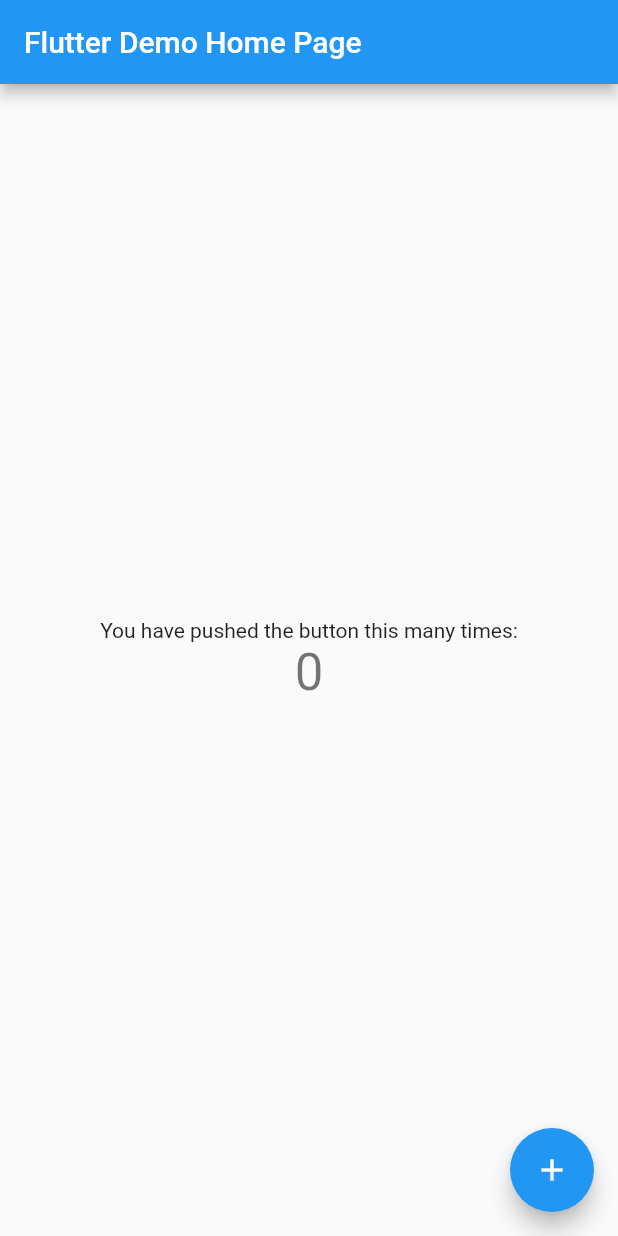
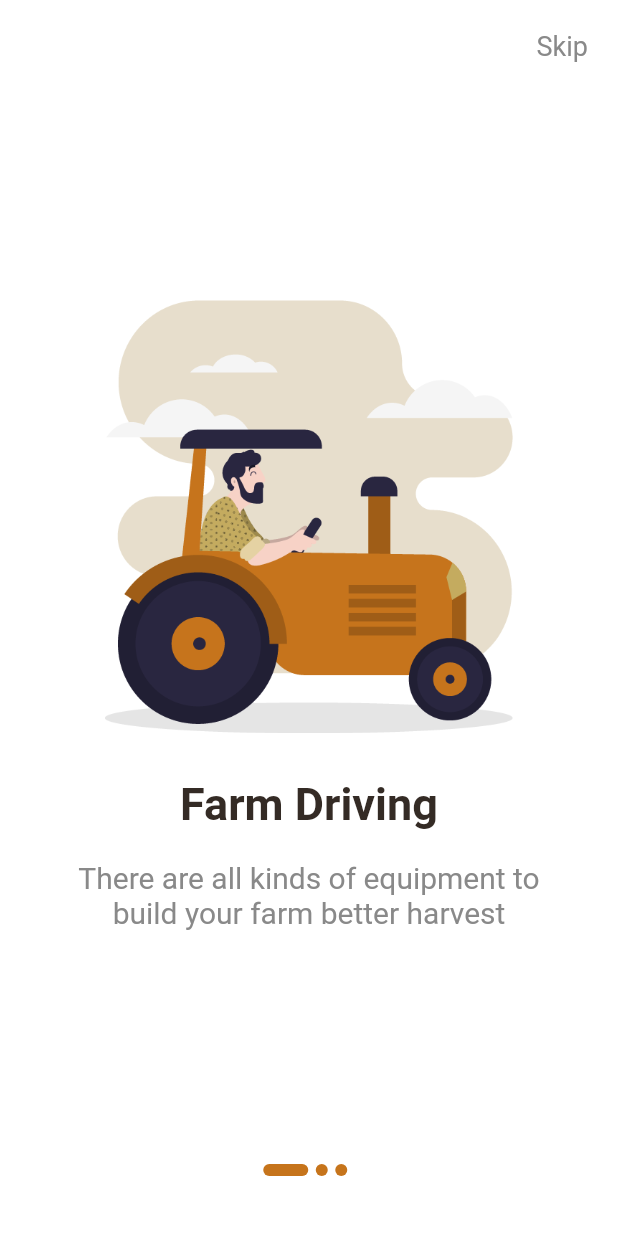
Before and after one commit to afgprogrammer/Flutter-App-Intro-With-Indicator, a Flutter app: the screen it shows after launch, on a phone screen of 412 x 824 dp. Run offline on Flutter 3.47's test engine with Material 2 defaults, Android fonts, the phone set to English and light mode, and no system bars.

Commit message:
Make whole app design

```diff
--- a/lib/main.dart
+++ b/lib/main.dart
@@ -1,111 +1,162 @@
+import 'package:app_intro_day21/helpers/ColorsSys.dart';
+import 'package:app_intro_day21/helpers/Strings.dart';
 import 'package:flutter/material.dart';
+import 'package:flutter/widgets.dart';
 
-void main() => runApp(MyApp());
-
-class MyApp extends StatelessWidget {
-  // This widget is the root of your application.
-  @override
-  Widget build(BuildContext context) {
-    return MaterialApp(
-      title: 'Flutter Demo',
-      theme: ThemeData(
-        // This is the theme of your application.
-        //
-        // Try running your application with "flutter run". You'll see the
-        // application has a blue toolbar. Then, without quitting the app, try
-        // changing the primarySwatch below to Colors.green and then invoke
-        // "hot reload" (press "r" in the console where you ran "flutter run",
-        // or simply save your changes to "hot reload" in a Flutter IDE).
-        // Notice that the counter didn't reset back to zero; the application
-        // is not restarted.
-        primarySwatch: Colors.blue,
-      ),
-      home: MyHomePage(title: 'Flutter Demo Home Page'),
-    );
-  }
+void main() {
+  runApp(MaterialApp(
+    debugShowCheckedModeBanner: false,
+    home: HomePage(),
+  ));
 }
 
-class MyHomePage extends StatefulWidget {
-  MyHomePage({Key key, this.title}) : super(key: key);
+class HomePage extends StatefulWidget {
+  @override
+  _HomePageState createState() => _HomePageState();
+}
 
-  // This widget is the home page of your application. It is stateful, meaning
-  // that it has a State object (defined below) that contains fields that affect
-  // how it looks.
-
-  // This class is the configuration for the state. It holds the values (in this
-  // case the title) provided by the parent (in this case the App widget) and
-  // used by the build method of the State. Fields in a Widget subclass are
-  // always marked "final".
-
-  final String title;
+class _HomePageState extends State<HomePage> {
+  PageController _pageController;
+  int currentIndex = 0;
 
   @override
-  _MyHomePageState createState() => _MyHomePageState();
-}
+  void initState() {
+    _pageController = PageController(
+      initialPage: 0
+    );
+    super.initState();
+  }
 
-class _MyHomePageState extends State<MyHomePage> {
-  int _counter = 0;
-
-  void _incrementCounter() {
-    setState(() {
-      // This call to setState tells the Flutter framework that something has
-      // changed in this State, which causes it to rerun the build method below
-      // so that the display can reflect the updated values. If we changed
-      // _counter without calling setState(), then the build method would not be
-      // called again, and so nothing would appear to happen.
-      _counter++;
-    });
+  @override
+  void dispose() {
+    _pageController.dispose();
+    super.dispose();
   }
 
   @override
   Widget build(BuildContext context) {
-    // This method is rerun every time setState is called, for instance as done
-    // by the _incrementCounter method above.
-    //
-    // The Flutter framework has been optimized to make rerunning build methods
-    // fast, so that you can just rebuild anything that needs updating rather
-    // than having to individually change instances of widgets.
     return Scaffold(
+      backgroundColor: Colors.white,
       appBar: AppBar(
-        // Here we take the value from the MyHomePage object that was created by
-        // the App.build method, and use it to set our appbar title.
-        title: Text(widget.title),
+        elevation: 0,
+        backgroundColor: Colors.white,
+        actions: <Widget>[
+          Padding(
+            padding: EdgeInsets.only(right: 20, top: 20),
+            child: Text('Skip', style: TextStyle(
+              color: ColorSys.gray,
+              fontSize: 18,
+              fontWeight: FontWeight.w400
+            ),),
+          )
+        ],
       ),
-      body: Center(
-        // Center is a layout widget. It takes a single child and positions it
-        // in the middle of the parent.
-        child: Column(
-          // Column is also a layout widget. It takes a list of children and
-          // arranges them vertically. By default, it sizes itself to fit its
-          // children horizontally, and tries to be as tall as its parent.
-          //
-          // Invoke "debug painting" (press "p" in the console, choose the
-          // "Toggle Debug Paint" action from the Flutter Inspector in Android
-          // Studio, or the "Toggle Debug Paint" command in Visual Studio Code)
-          // to see the wireframe for each widget.
-          //
-          // Column has various properties to control how it sizes itself and
-          // how it positions its children. Here we use mainAxisAlignment to
-          // center the children vertically; the main axis here is the vertical
-          // axis because Columns are vertical (the cross axis would be
-          // horizontal).
-          mainAxisAlignment: MainAxisAlignment.center,
-          children: <Widget>[
-            Text(
-              'You have pushed the button this many times:',
+      body: Stack(
+        alignment: Alignment.bottomCenter,
+        children: <Widget>[
+          PageView(
+            onPageChanged: (int page) {
+              setState(() {
+                currentIndex = page;
+              });
+            },
+            controller: _pageController,
+            children: <Widget>[
+              makePage(
+                image: 'assets/images/step-one.png',
+                title: Strings.stepOneTitle,
+                content: Strings.stepOneContent
+              ),
+              makePage(
+                reverse: true,
+                image: 'assets/images/step-two.png',
+                title: Strings.stepTwoTitle,
+                content: Strings.stepTwoContent
+              ),
+              makePage(
+                image: 'assets/images/step-three.png',
+                title: Strings.stepThreeTitle,
+                content: Strings.stepThreeContent
+              ),
+            ],
+          ),
+          Container(
+            margin: EdgeInsets.only(bottom: 40),
+            child: Row(
+              mainAxisAlignment: MainAxisAlignment.center,
+              children: _buildIndicator(),
             ),
-            Text(
-              '$_counter',
-              style: Theme.of(context).textTheme.display1,
-            ),
-          ],
-        ),
+          )
+        ],
       ),
-      floatingActionButton: FloatingActionButton(
-        onPressed: _incrementCounter,
-        tooltip: 'Increment',
-        child: Icon(Icons.add),
-      ), // This trailing comma makes auto-formatting nicer for build methods.
     );
   }
+
+  Widget makePage({image, title, content, reverse = false}) {
+    return Container(
+      padding: EdgeInsets.only(left: 50, right: 50, bottom: 60),
+      child: Column(
+        mainAxisAlignment: MainAxisAlignment.center,
+        children: <Widget>[
+          !reverse ?
+          Column(
+            children: <Widget>[
+              Padding(
+                padding: EdgeInsets.symmetric(horizontal: 20),
+                child: Image.asset(image),
+              ),
+              SizedBox(height: 30,),
+            ],
+          ) : SizedBox(),
+          Text(title, style: TextStyle(
+            color: ColorSys.primary,
+            fontSize: 30,
+            fontWeight: FontWeight.bold
+          ),),
+          SizedBox(height: 20,),
+          Text(content, textAlign: TextAlign.center, style: TextStyle(
+            color: ColorSys.gray,
+            fontSize: 20,
+            fontWeight: FontWeight.w400
+          ),),
+          reverse ?
+          Column(
+            children: <Widget>[
+              SizedBox(height: 30,),
+              Padding(
+                padding: EdgeInsets.symmetric(horizontal: 20),
+                child: Image.asset(image),
+              ),
+            ],
+          ) : SizedBox(),
+        ],
+      ),
+    );
+  }
+
+  Widget _indicator(bool isActive) {
+    return AnimatedContainer(
+      duration: Duration(milliseconds: 300),
+      height: 8,
+      width: isActive ? 30 : 8,
+      margin: EdgeInsets.only(right: 5),
+      decoration: BoxDecoration(
+        color: ColorSys.secoundry,
+        borderRadius: BorderRadius.circular(5)
+      ),
+    );
+  }
+
+  List<Widget> _buildIndicator() {
+    List<Widget> indicators = [];
+    for (int i = 0; i<3; i++) {
+      if (currentIndex == i) {
+        indicators.add(_indicator(true));
+      } else {
+        indicators.add(_indicator(false));
+      }
+    }
+
+    return indicators;
+  }
 }
```
